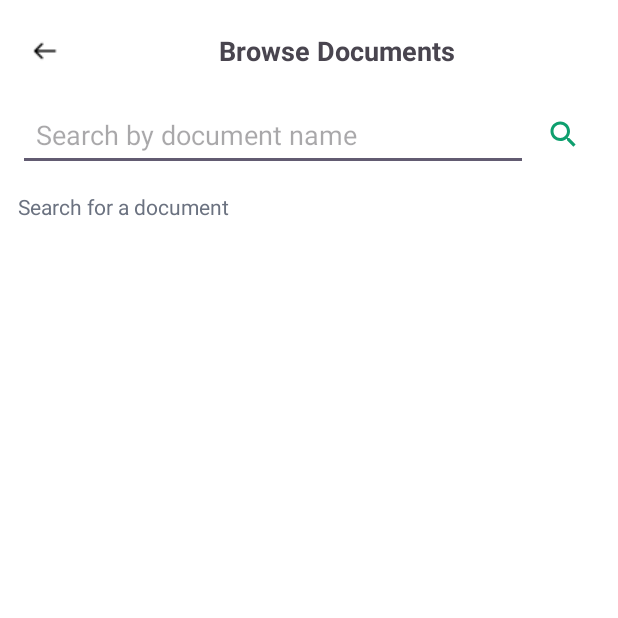
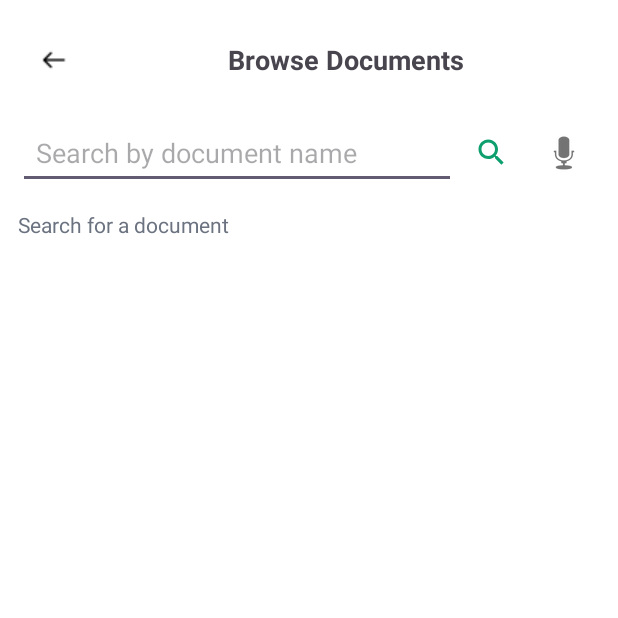
Before and after one commit to amntahir/SMD_Project, an Android app: the BrowseDocsActivity screen opened directly, with no data from a screen before it, on a phone screen of 412 x 824 dp, the top half of it. Run offline under Robolectric (Android 15) with nearby library versions, the phone set to English and light mode, and no system bars; our stand-ins replace Firebase (no records; nobody signed in at launch, a user with empty details on screens opened directly), Room's generated code; libraries missing offline, so code that uses them is left out: at.favre.lib.

Commit message:
Update back button size and add voice search button
Increased the size of the back button and added a voice search button.

```diff
--- a/app/src/main/res/layout/activity_browse_docs.xml
+++ b/app/src/main/res/layout/activity_browse_docs.xml
@@ -17,8 +17,8 @@
 
         <ImageButton
             android:id="@+id/btnBackBrowse"
-            android:layout_width="36dp"
-            android:layout_height="36dp"
+            android:layout_width="48dp"
+            android:layout_height="48dp"
             android:background="@android:color/transparent"
             android:contentDescription="Back"
             android:src="@drawable/back" />
@@ -59,6 +59,16 @@
             android:src="@drawable/ic_search"
             android:background="?attr/selectableItemBackgroundBorderless"
             android:padding="10dp"/>
+
+        <!-- NEW: voice search mic button -->
+        <ImageButton
+            android:id="@+id/btnvoicesearch"
+            android:layout_width="48dp"
+            android:layout_height="48dp"
+            android:contentDescription="Voice search"
+            android:src="@android:drawable/ic_btn_speak_now"
+            android:background="?attr/selectableItemBackgroundBorderless"
+            android:padding="10dp"/>
     </LinearLayout>
 
     <!-- No results / helper -->
```
